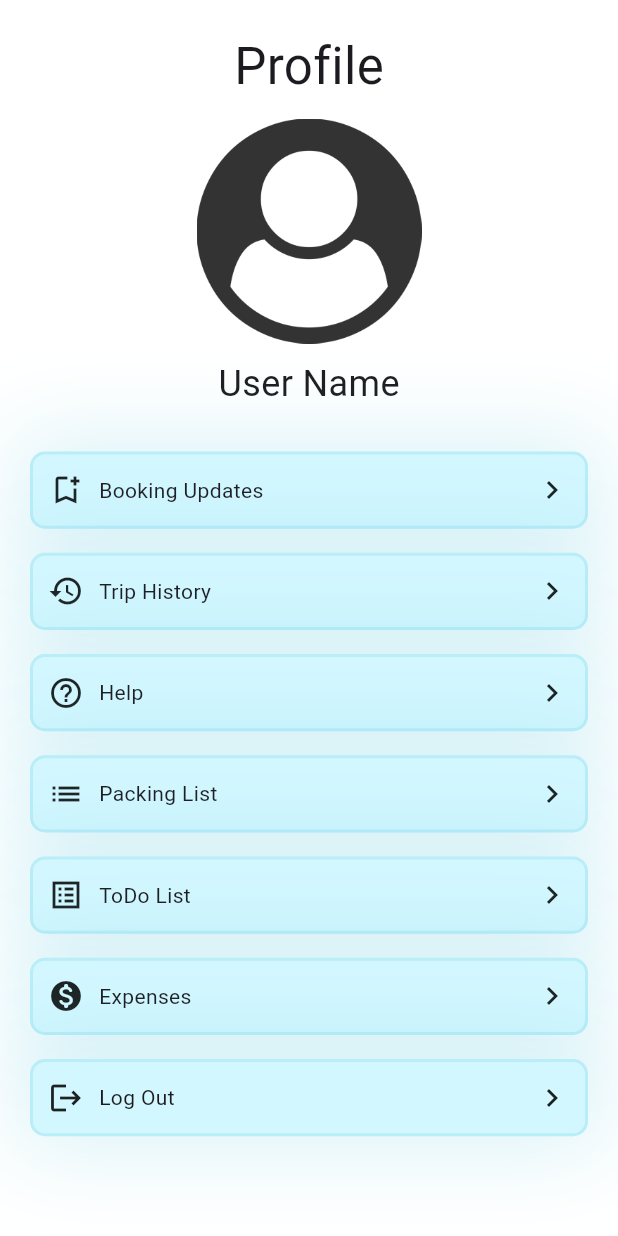
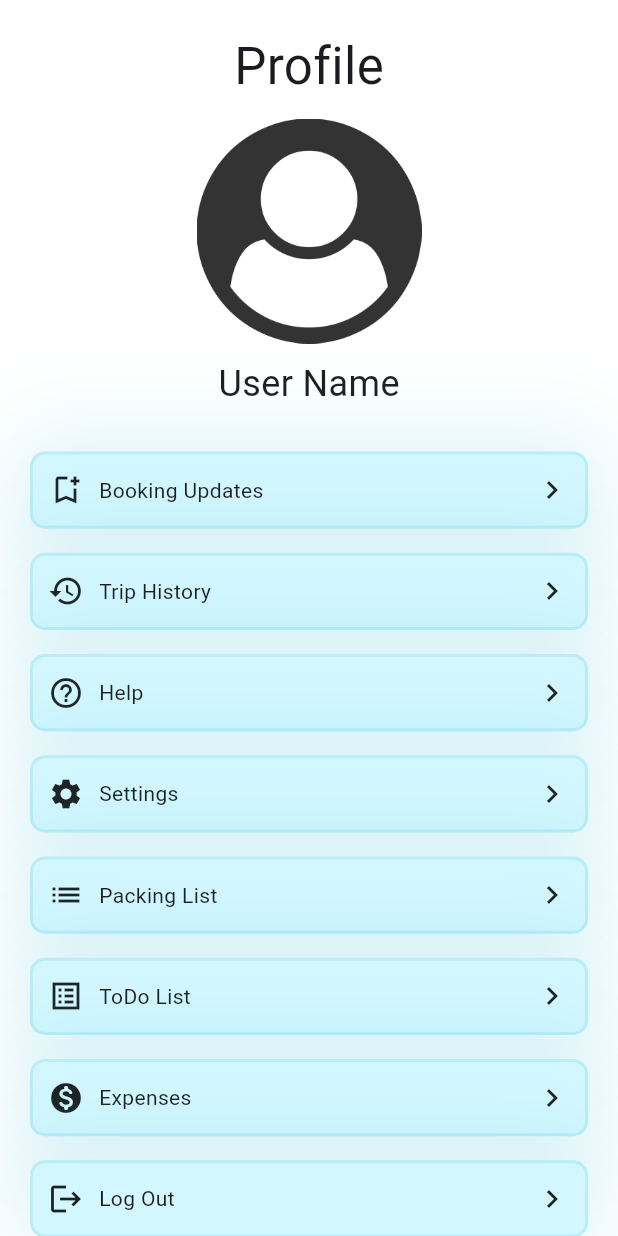
Before and after one commit to AnujLo1c/hum_chale, a Flutter app: the ProfileHome widget shown alone on an empty page, opened directly, on a phone screen of 412 x 824 dp. Run offline on Flutter 3.47's test engine with Material 3 defaults, Android fonts, the phone set to English and light mode, and no system bars; our stand-ins replace flutter_slidable, gap, gradient_borders, lottie, rive.

Commit message:
merged files

```diff
--- a/lib/screens/list_screen/Expense_list.dart
+++ b/lib/screens/after_confirmation/list_screen/Expense_list.dart
@@ -1,7 +1,8 @@
 import 'package:flutter/material.dart';
 import 'package:gap/gap.dart';
+import 'package:hum_chale/ui/CustomColors.dart';
 
-import '../../ui/CustomColors.dart';
+
 
 class ExpenseList extends StatefulWidget {
   const ExpenseList({super.key});
--- a/lib/screens/list_screen/packing_list.dart
+++ b/lib/screens/after_confirmation/list_screen/packing_list.dart
@@ -1,6 +1,6 @@
 import 'package:flutter/material.dart';
+import 'package:hum_chale/ui/CustomColors.dart';
 
-import '../../ui/CustomColors.dart';
 
 class packingList extends StatefulWidget {
   const packingList({super.key});
--- a/lib/screens/profile/profile_home.dart
+++ b/lib/screens/profile/profile_home.dart
@@ -1,8 +1,8 @@
 import 'package:flutter/material.dart';
 import 'package:gap/gap.dart';
-import 'package:hum_chale/screens/list_screen/Expense_list.dart';
-import 'package:hum_chale/screens/list_screen/packing_list.dart';
-import 'package:hum_chale/screens/list_screen/todo_list.dart';
+import 'package:hum_chale/screens/after_confirmation/list_screen/Expense_list.dart';
+import 'package:hum_chale/screens/after_confirmation/list_screen/packing_list.dart';
+import 'package:hum_chale/screens/after_confirmation/list_screen/todo_list.dart';
 import 'package:hum_chale/ui/CustomColors.dart';
 import 'package:hum_chale/screens/after_confirmation/ac_home.dart';
 class ProfileHome extends StatefulWidget {
@@ -37,6 +37,7 @@ Size? size;
           ProfileTile("Booking Updates", (){}, Icons.bookmark_add_outlined),
           ProfileTile("Trip History", (){}, Icons.history),
           ProfileTile("Help", (){}, Icons.help_outline),
+          ProfileTile("Settings", (){}, Icons.settings),
           ProfileTile("Packing List", (){Navigator.push(context,MaterialPageRoute(builder: (context)=> packingList()));}, Icons.list),
           ProfileTile("ToDo List", (){Navigator.push(context,MaterialPageRoute(builder: (context)=> ToDo()));}, Icons.list_alt_sharp),
           ProfileTile("Expenses", (){Navigator.push(context,MaterialPageRoute(builder: (context)=> ExpenseList()));}, Icons.monetization_on_rounded),
```
Also changed, not shown: lib/screens/after_confirmation/list_screen/todo_list.dart (renamed from lib/screens/list_screen/todo_list.dart).
